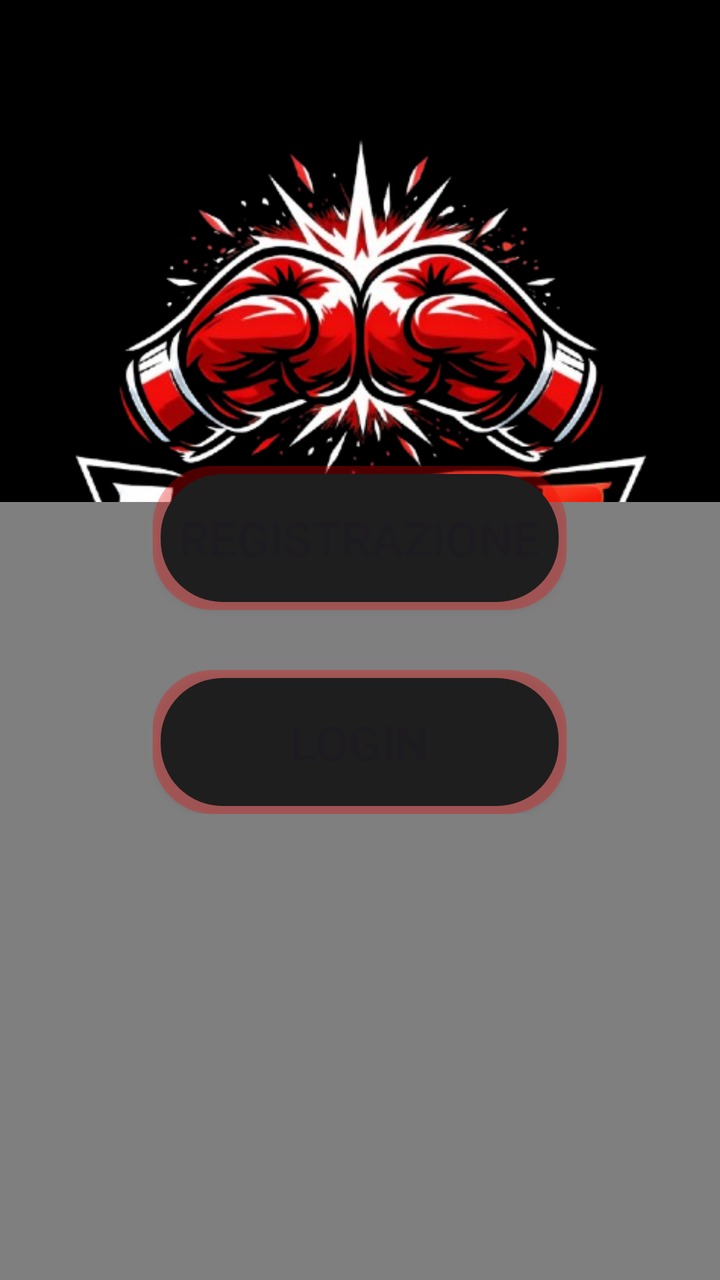
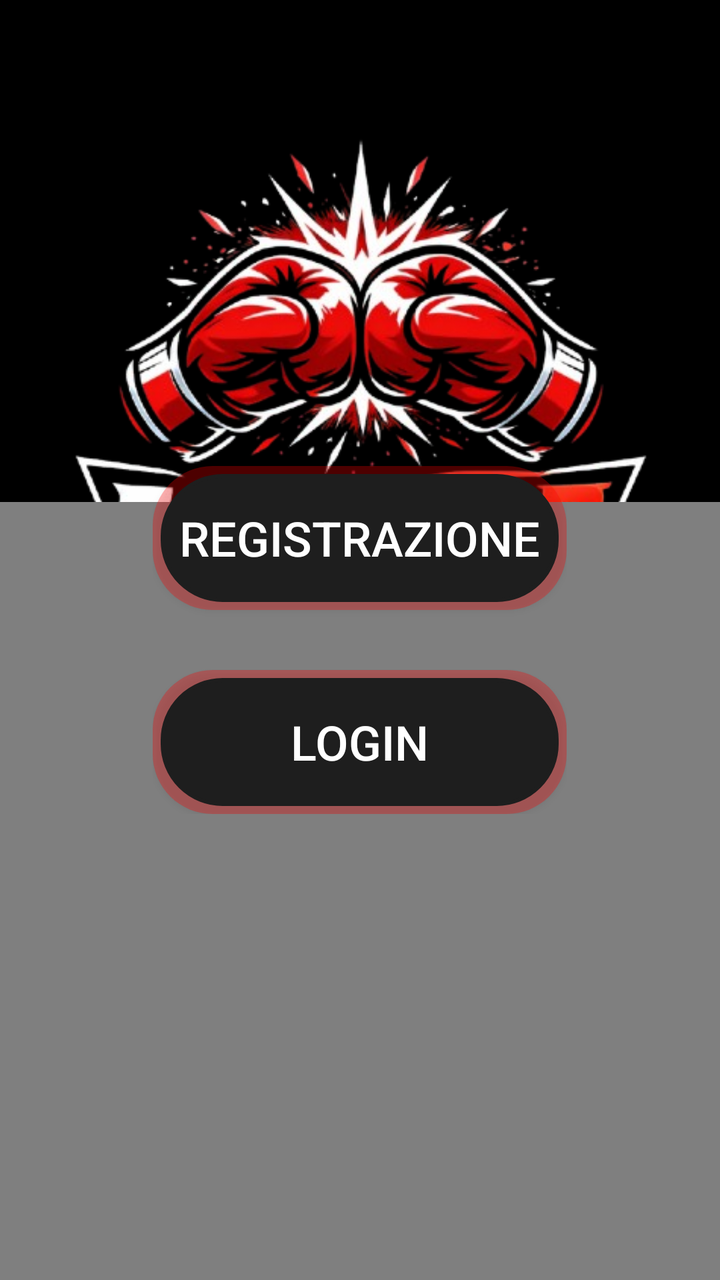

Two renders of the same Android screen: before a commit and after it. Below are the layout's source before the change and the commit's diff.
<!-- AndroidManifest.xml: application theme Theme.FightHub -->
<!-- res/layout/activity_login.xml -->
<?xml version="1.0" encoding="utf-8"?>
<androidx.constraintlayout.widget.ConstraintLayout xmlns:android="http://schemas.android.com/apk/res/android"
    xmlns:app="http://schemas.android.com/apk/res-auto"
    xmlns:tools="http://schemas.android.com/tools"
    android:id="@+id/main"
    android:layout_width="match_parent"
    android:layout_height="match_parent"
    android:background="#000000"
    android:backgroundTint="@color/black"
    tools:context=".LoginActivity">

    <ImageView
        android:id="@+id/imageView3"
        android:layout_width="379dp"
        android:layout_height="407dp"
        app:layout_constraintBottom_toBottomOf="parent"
        app:layout_constraintEnd_toEndOf="parent"
        app:layout_constraintStart_toStartOf="parent"
        app:layout_constraintTop_toTopOf="parent"
        app:layout_constraintVertical_bias="0.0"
        app:srcCompat="@drawable/logo_fighthub" />

    <VideoView
        android:id="@+id/videoView"
        android:layout_width="415dp"
        android:layout_height="389dp"
        app:layout_constraintBottom_toBottomOf="parent"
        app:layout_constraintEnd_toEndOf="parent"
        app:layout_constraintHorizontal_bias="0.0"
        app:layout_constraintStart_toStartOf="parent"
        app:layout_constraintTop_toTopOf="parent"
        app:layout_constraintVertical_bias="1.0" />

    <FrameLayout
        android:layout_width="250dp"
        android:layout_height="450dp"
        app:layout_constraintBottom_toBottomOf="parent"
        app:layout_constraintEnd_toEndOf="parent"
        app:layout_constraintStart_toStartOf="parent"
        app:layout_constraintTop_toTopOf="@+id/imageView3">

        <LinearLayout
            android:id="@+id/layout_bottoni"
            android:layout_width="wrap_content"
            android:layout_height="wrap_content"
            android:layout_gravity="center"
            android:gravity="center"
            android:orientation="vertical"
            android:visibility="visible">

            <Button
                android:id="@+id/button_registrazione"
                android:layout_width="207dp"
                android:layout_height="72dp"
                android:layout_marginBottom="30dp"
                android:background="@drawable/button_glow"
                android:foreground="?attr/selectableItemBackground"
                android:text="Registrazione"
                android:textSize="24sp"
                app:backgroundTint="@null" />

            <Button
                android:id="@+id/button_login"
                android:layout_width="207dp"
                android:layout_height="72dp"
                android:background="@drawable/button_glow"
                android:foreground="?attr/selectableItemBackground"
                android:text="Login"
                android:textSize="24sp"
                app:backgroundTint="@null" />

        </LinearLayout>

        <LinearLayout
            android:id="@+id/layout_form_registrazione"
            android:layout_width="match_parent"
            android:layout_height="380dp"
            android:orientation="vertical"
            android:visibility="gone">

            <androidx.cardview.widget.CardView
                android:id="@+id/layout_registrazione"
                android:layout_width="match_parent"
                android:layout_height="wrap_content"
                android:layout_gravity="center"
                android:layout_marginTop="90dp"
                android:layout_marginStart="10dp"
                android:layout_marginEnd="10dp"
                android:visibility="visible"
                app:cardBackgroundColor="#212121"
                app:cardCornerRadius="12dp"
                app:cardElevation="8dp">

                <LinearLayout
                    android:layout_width="match_parent"
                    android:layout_height="wrap_content"
                    android:orientation="vertical"
                    android:padding="24dp">

                    <TextView
                        android:layout_width="wrap_content"
                        android:layout_height="wrap_content"
                        android:layout_marginBottom="8dp"
                        android:text="Email"
                        android:textColor="#FFFFFF"
                        android:textSize="14sp" />

                    <EditText
                        android:id="@+id/register_email"
                        android:layout_width="match_parent"
                        android:layout_height="48dp"
                        android:background="@drawable/edittext_border_style"
                        android:hint="email"
                        android:inputType="textEmailAddress"
                        android:paddingStart="12dp"
                        android:paddingEnd="12dp"
                        android:textColor="#FFFFFF"
                        android:textColorHint="#55FFFFFF"
                        android:textSize="14sp" />

                    <TextView
                        android:layout_width="wrap_content"
                        android:layout_height="wrap_content"
                        android:layout_marginTop="20dp"
                        android:layout_marginBottom="8dp"
                        android:text="Password"
                        android:textColor="#FFFFFF"
                        android:textSize="14sp" />

                    <EditText
                        android:id="@+id/register_password"
                        android:layout_width="match_parent"
                        android:layout_height="48dp"
                        android:background="@drawable/edittext_border_style"
                        android:hint="password"
                        android:inputType="textPassword"
                        android:paddingStart="12dp"
                        android:paddingEnd="12dp"
                        android:textColor="#FFFFFF"
                        android:textColorHint="#55FFFFFF"
                        android:textSize="14sp" />

                    <Button
                        android:id="@+id/btn_conferma_registrazione"
                        android:layout_width="match_parent"
                        android:layout_height="50dp"
                        android:layout_marginTop="24dp"
                        android:backgroundTint="#F5F5F5"
                        android:text="Avanti"
                        android:textAllCaps="false"
                        android:textColor="#1A1A1A"
                        android:textSize="16sp"
                        app:cornerRadius="8dp" />
                </LinearLayout>
            </androidx.cardview.widget.CardView>
        </LinearLayout>

        <LinearLayout
            android:id="@+id/layout_form_login"
            android:layout_width="match_parent"
            android:layout_height="430dp"
            android:orientation="vertical"
            android:visibility="gone">
            <androidx.cardview.widget.CardView
                android:id="@+id/layout_login"
                android:layout_width="match_parent"
                android:layout_height="wrap_content"
                android:layout_gravity="center"
                android:layout_marginTop="90dp"
                android:layout_marginStart="10dp"
                android:layout_marginEnd="10dp"
                app:cardBackgroundColor="#212121"
                app:cardCornerRadius="12dp"
                app:cardElevation="8dp"
                android:visibility="visible">
                <LinearLayout
                android:layout_width="match_parent"
                android:layout_height="wrap_content"
                android:orientation="vertical"
                android:padding="24dp">

                <TextView
                    android:layout_width="wrap_content"
                    android:layout_height="wrap_content"
                    android:text="Accedi"
                    android:textColor="#FFFFFF"
                    android:textSize="18sp"
                    android:textStyle="bold"
                    android:layout_marginBottom="20dp"/>

                <TextView
                    android:layout_width="wrap_content"
                    android:layout_height="wrap_content"
                    android:text="Email"
                    android:textColor="#FFFFFF"
                    android:textSize="14sp"
                    android:layout_marginBottom="8dp"/>

                <EditText
                    android:id="@+id/login_email_input"
                    android:layout_width="match_parent"
                    android:layout_height="48dp"
                    android:hint="inserisci la tua email"
                    android:textColorHint="#55FFFFFF"
                    android:textColor="#FFFFFF"
                    android:textSize="14sp"
                    android:inputType="textEmailAddress"
                    android:paddingStart="12dp"
                    android:paddingEnd="12dp"
                    android:background="@drawable/edittext_border_style" />

                <TextView
                    android:layout_width="wrap_content"
                    android:layout_height="wrap_content"
                    android:text="Password"
                    android:textColor="#FFFFFF"
                    android:textSize="14sp"
                    android:layout_marginTop="20dp"
                    android:layout_marginBottom="8dp"/>

                <EditText
                    android:id="@+id/login_password_input"
                    android:layout_width="match_parent"
                    android:layout_height="48dp"
                    android:hint="password"
                    android:textColorHint="#55FFFFFF"
                    android:textColor="#FFFFFF"
                    android:textSize="14sp"
                    android:inputType="textPassword"
                    android:paddingStart="12dp"
                    android:paddingEnd="12dp"
                    android:background="@drawable/edittext_border_style" />

                <Button
                    android:id="@+id/btn_conferma_login"
                    android:layout_width="match_parent"
                    android:layout_height="50dp"
                    android:layout_marginTop="24dp"
                    android:text="Entra"
                    android:textAllCaps="false"
                    android:textColor="#1A1A1A"
                    android:textSize="16sp"
                    android:backgroundTint="#F5F5F5"
                    app:cornerRadius="8dp" />

        </LinearLayout>
        </androidx.cardview.widget.CardView>
        </LinearLayout>

    </FrameLayout>

</androidx.constraintlayout.widget.ConstraintLayout>
<!-- resources referenced by this layout -->
<resources>
  <color name="black">#FF000000</color>
  <!-- drawable button_glow (drawable) -->
  <layer-list xmlns:android="http://schemas.android.com/apk/res/android">
      <item>
          <shape android:shape="rectangle">
              <padding android:bottom="4dp" android:left="4dp" android:right="4dp" android:top="4dp" />
              <corners android:radius="30dp" />
              <solid android:color="#4DFF0000" /> </shape>
      </item>
  
      <item>
          <shape android:shape="rectangle">
              <corners android:radius="30dp" />
              <solid android:color="#1E1E1E" /> <stroke android:width="2dp" android:color="#1E1E1E" /> </shape>
      </item>
  </layer-list>
  <!-- drawable edittext_border_style (drawable) -->
  <?xml version="1.0" encoding="utf-8"?>
  <shape xmlns:android="http://schemas.android.com/apk/res/android">
      <solid android:color="#1A1A1A" />
  
      <stroke
          android:width="1dp"
          android:color="#444444" />
  
      <corners android:radius="6dp" />
  </shape>
  <!-- drawable logo_fighthub: png bitmap (drawable, 190031 bytes) -->
  <style name="Theme.FightHub" parent="Base.Theme.FightHub" />
  <style name="Base.Theme.FightHub" parent="Theme.Material3.DayNight.NoActionBar">
          
          
      </style>
</resources>

<!-- the commit's change to res/layout/activity_login.xml (unified diff, before → after) -->
@@ -50,6 +50,7 @@
 
             <Button
                 android:id="@+id/button_registrazione"
+                android:textColor="#FFFFFF"
                 android:layout_width="207dp"
                 android:layout_height="72dp"
                 android:layout_marginBottom="30dp"
@@ -61,6 +62,7 @@
 
             <Button
                 android:id="@+id/button_login"
+                android:textColor="#FFFFFF"
                 android:layout_width="207dp"
                 android:layout_height="72dp"
                 android:background="@drawable/button_glow"
